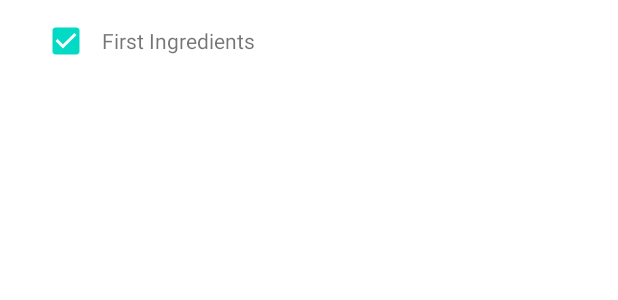
After one commit to VandanaGhori/tasteful-table, an Android app: the layout row_ingredients.xml on its own in the app's theme, with its tools: preview values and no code run, on a phone screen of 412 x 824 dp. The commit adds this screen. Shown: the top 300 px of the screen. Run offline under Robolectric (Android 15) with nearby library versions, the phone set to English and light mode, and no system bars.

Commit message:
get Ingredients data dynamically from the database through get API and display it in listview.

```diff
--- a/app/src/main/res/layout/activity_preparation_recipe.xml
+++ b/app/src/main/res/layout/activity_preparation_recipe.xml
@@ -36,12 +36,13 @@
                     android:textSize="18dp" />
 
                 <ImageView
-                    android:layout_width="40dp"
+                    android:layout_width="30dp"
                     android:layout_height="40dp"
                     android:src="@drawable/ic_baseline_favorite_border_24" />
             </LinearLayout>
 
             <TextView
+                android:id="@+id/timeTextView"
                 android:layout_width="match_parent"
                 android:layout_height="wrap_content"
                 android:text="1 Hour 10 Mins"
@@ -136,6 +137,7 @@
             </LinearLayout>
 
             <ListView
+                android:id="@+id/myIngredientsListView"
                 android:layout_width="match_parent"
                 android:layout_height="wrap_content" />
 
--- /dev/null
+++ b/app/src/main/res/layout/row_ingredients.xml
@@ -0,0 +1,31 @@
+<?xml version="1.0" encoding="utf-8"?>
+<LinearLayout
+    xmlns:android="http://schemas.android.com/apk/res/android"
+    android:layout_width="match_parent"
+    android:layout_height="match_parent"
+    android:orientation="vertical">
+
+    <LinearLayout
+        android:layout_width="match_parent"
+        android:layout_height="wrap_content"
+        android:orientation="horizontal"
+        android:layout_marginTop="3dp">
+
+        <CheckBox
+            android:id="@+id/ingredientsCheckBox"
+            android:layout_width="wrap_content"
+            android:layout_height="wrap_content"
+            android:text=""
+            android:checked="true"
+            android:layout_marginStart="20dp"/>
+
+        <TextView
+            android:id="@+id/ingredientsTextView"
+            android:layout_width="wrap_content"
+            android:layout_height="wrap_content"
+            android:layout_weight="1"
+            android:layout_gravity="center"
+            android:text="First Ingredients" />
+    </LinearLayout>
+
+</LinearLayout>
```
Also changed, not shown: app/src/main/java/com/example/tastefultable/Adapter/IngredientsAdapter.java (added, +58 -0 lines), app/src/main/java/com/example/tastefultable/GetIngredientsAsyncTask.java (added, +72 -0 lines), app/src/main/java/com/example/tastefultable/RecipePreparationActivity.java (+92 -4 lines), app/src/main/java/com/example/tastefultable/model/Ingredients.java (added, +57 -0 lines).
